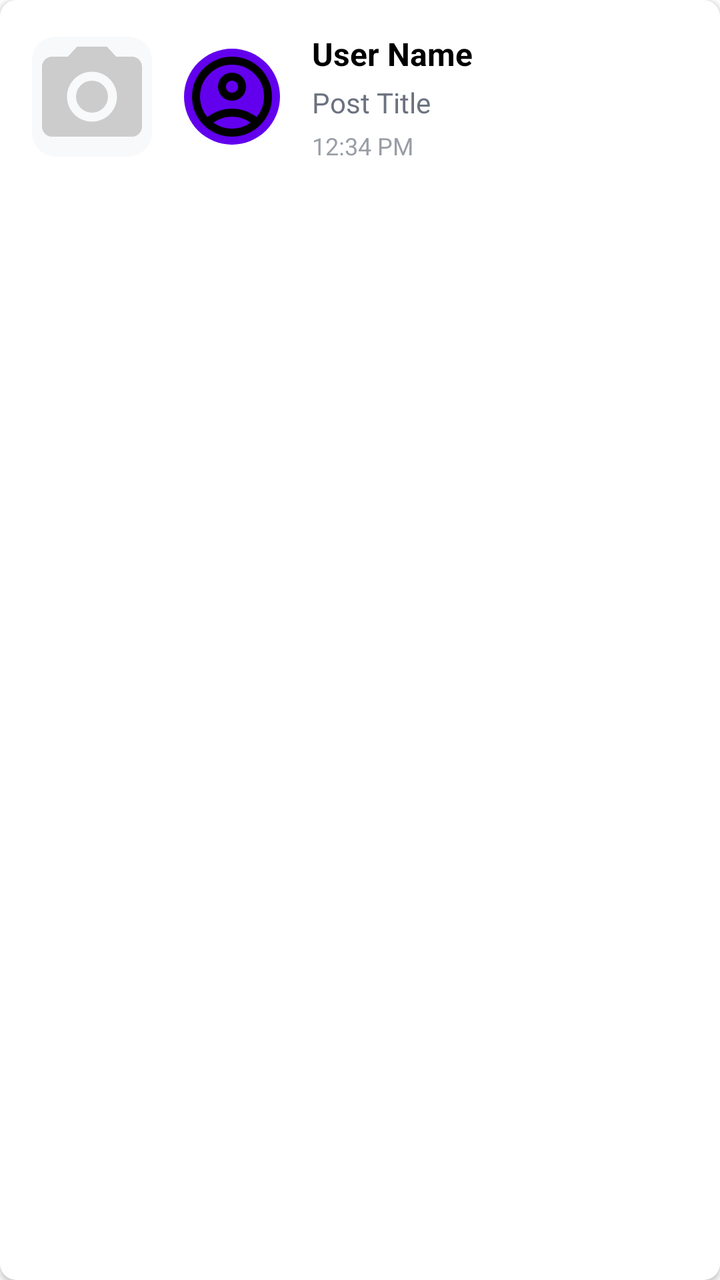
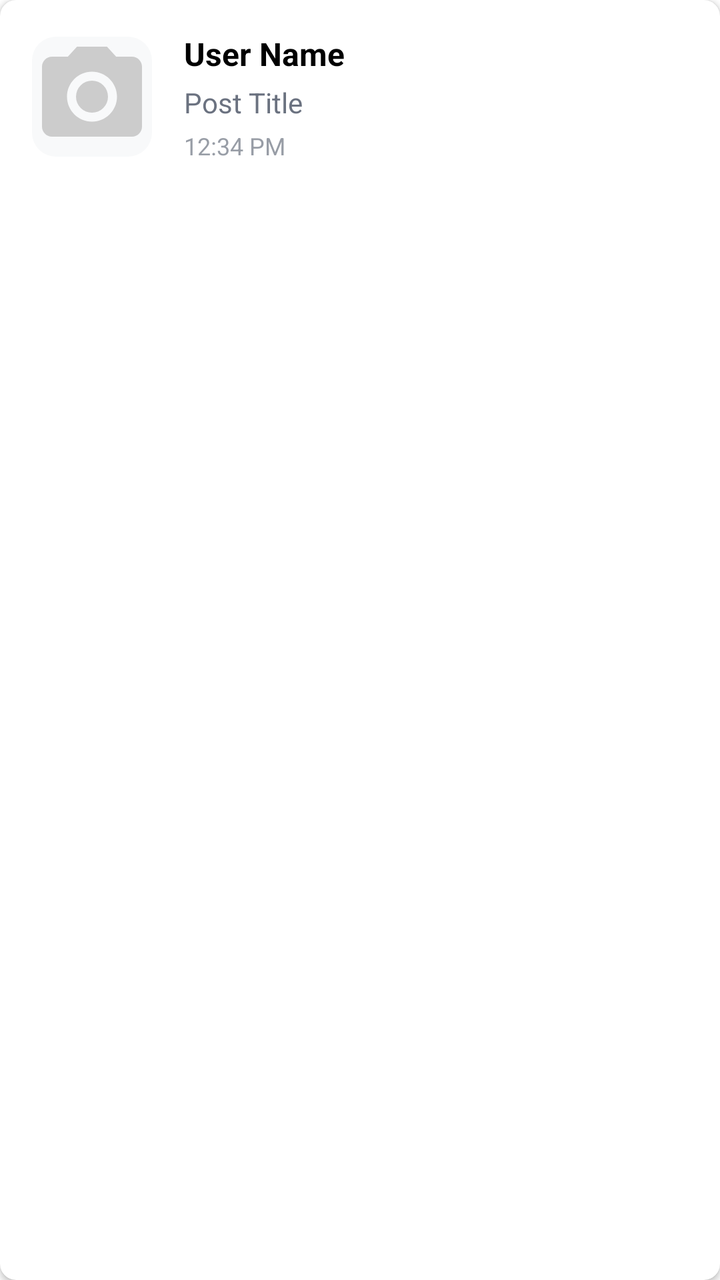

Two renders of the same Android screen: before a commit and after it. Below are the layout's source before the change and the commit's diff.
<!-- AndroidManifest.xml: application theme Theme.WatUFound -->
<!-- res/layout/item_conversation.xml -->
<?xml version="1.0" encoding="utf-8"?>
<androidx.cardview.widget.CardView xmlns:android="http://schemas.android.com/apk/res/android"
    xmlns:app="http://schemas.android.com/apk/res-auto"
    android:layout_width="match_parent"
    android:layout_height="wrap_content"
    android:layout_margin="8dp"
    android:clickable="true"
    android:focusable="true"
    android:foreground="?android:attr/selectableItemBackground"
    app:cardCornerRadius="8dp"
    app:cardElevation="2dp">

    <LinearLayout
        android:layout_width="match_parent"
        android:layout_height="wrap_content"
        android:orientation="horizontal"
        android:padding="16dp"
        android:gravity="center_vertical">

        
        <FrameLayout
            android:layout_width="60dp"
            android:layout_height="60dp"
            android:layout_marginEnd="16dp">

            <ImageView
                android:id="@+id/imagePost"
                android:layout_width="match_parent"
                android:layout_height="match_parent"
                android:src="@drawable/ic_image_upload"
                android:scaleType="centerCrop"
                android:background="@drawable/rounded_card_background"
                android:contentDescription="Post image" />

            
            <ImageView
                android:id="@+id/imageFallback"
                android:layout_width="24dp"
                android:layout_height="24dp"
                android:layout_gravity="center"
                android:src="@drawable/ic_image_placeholder"
                android:visibility="gone"
                android:contentDescription="No image available" />

        </FrameLayout>

        
        <ImageView
            android:layout_width="48dp"
            android:layout_height="48dp"
            android:src="@drawable/ic_person_black_24dp"
            android:background="@drawable/profile_picture_background"
            android:scaleType="centerCrop"
            android:layout_marginEnd="16dp" />

        
        <LinearLayout
            android:layout_width="0dp"
            android:layout_height="wrap_content"
            android:layout_weight="1"
            android:orientation="vertical">

            <TextView
                android:id="@+id/textUserName"
                android:layout_width="wrap_content"
                android:layout_height="wrap_content"
                android:text="User Name"
                android:textSize="16sp"
                android:textStyle="bold"
                android:textColor="@android:color/black"
                android:layout_marginBottom="4dp" />

            <TextView
                android:id="@+id/textPostTitle"
                android:layout_width="wrap_content"
                android:layout_height="wrap_content"
                android:text="Post Title"
                android:textSize="14sp"
                android:textColor="@color/gray"
                android:layout_marginBottom="4dp" />

            <TextView
                android:id="@+id/textTimestamp"
                android:layout_width="wrap_content"
                android:layout_height="wrap_content"
                android:text="12:34 PM"
                android:textSize="12sp"
                android:textColor="@color/gray"
                android:alpha="0.7" />

            <TextView
                android:id="@+id/textStatus"
                android:layout_width="wrap_content"
                android:layout_height="wrap_content"
                android:text=""
                android:textSize="11sp"
                android:textStyle="italic"
                android:visibility="gone"
                android:layout_marginTop="2dp" />

        </LinearLayout>

        
        <ImageButton
            android:id="@+id/buttonDelete"
            android:layout_width="32dp"
            android:layout_height="32dp"
            android:layout_gravity="center_vertical"
            android:layout_marginStart="8dp"
            android:background="?attr/selectableItemBackgroundBorderless"
            android:contentDescription="Delete conversation"
            android:src="@drawable/ic_delete"
            android:visibility="gone" />

    </LinearLayout>

</androidx.cardview.widget.CardView>
<!-- resources referenced by this layout -->
<resources>
  <color name="gray">#6B7280</color>
  <!-- drawable ic_delete (drawable) -->
  <vector xmlns:android="http://schemas.android.com/apk/res/android"
      android:width="24dp"
      android:height="24dp"
      android:viewportWidth="24"
      android:viewportHeight="24"
      android:tint="#FF0000">
    <path
        android:fillColor="@android:color/black"
        android:pathData="M6,19c0,1.1 0.9,2 2,2h8c1.1,0 2,-0.9 2,-2V7H6v12zM19,4h-3.5l-1,-1h-5l-1,1H5v2h14V4z"/>
  </vector>
  <!-- drawable ic_image_placeholder (drawable) -->
  <?xml version="1.0" encoding="utf-8"?>
  <vector xmlns:android="http://schemas.android.com/apk/res/android"
      android:width="24dp"
      android:height="24dp"
      android:viewportWidth="24"
      android:viewportHeight="24"
      android:tint="#CCCCCC">
    <path
        android:fillColor="#CCCCCC"
        android:pathData="M21,19V5c0,-1.1 -0.9,-2 -2,-2H5c-1.1,0 -2,0.9 -2,2v14c0,1.1 0.9,2 2,2h14c1.1,0 2,-0.9 2,-2zM8.5,13.5l2.5,3.01L14.5,12l4.5,6H5l3.5,-4.5z"/>
  </vector>
  <!-- drawable ic_person_black_24dp (drawable) -->
  <vector xmlns:android="http://schemas.android.com/apk/res/android" android:height="24dp" android:tint="#000000" android:viewportHeight="960" android:viewportWidth="960" android:width="24dp">
        
      <path android:fillColor="@android:color/white" android:pathData="M234,684Q285,645 348,622.5Q411,600 480,600Q549,600 612,622.5Q675,645 726,684Q761,643 780.5,591Q800,539 800,480Q800,347 706.5,253.5Q613,160 480,160Q347,160 253.5,253.5Q160,347 160,480Q160,539 179.5,591Q199,643 234,684ZM480,520Q421,520 380.5,479.5Q340,439 340,380Q340,321 380.5,280.5Q421,240 480,240Q539,240 579.5,280.5Q620,321 620,380Q620,439 579.5,479.5Q539,520 480,520ZM480,880Q397,880 324,848.5Q251,817 197,763Q143,709 111.5,636Q80,563 80,480Q80,397 111.5,324Q143,251 197,197Q251,143 324,111.5Q397,80 480,80Q563,80 636,111.5Q709,143 763,197Q817,251 848.5,324Q880,397 880,480Q880,563 848.5,636Q817,709 763,763Q709,817 636,848.5Q563,880 480,880ZM480,800Q533,800 580,784.5Q627,769 666,740Q627,711 580,695.5Q533,680 480,680Q427,680 380,695.5Q333,711 294,740Q333,769 380,784.5Q427,800 480,800ZM480,440Q506,440 523,423Q540,406 540,380Q540,354 523,337Q506,320 480,320Q454,320 437,337Q420,354 420,380Q420,406 437,423Q454,440 480,440ZM480,380Q480,380 480,380Q480,380 480,380Q480,380 480,380Q480,380 480,380Q480,380 480,380Q480,380 480,380Q480,380 480,380Q480,380 480,380ZM480,740Q480,740 480,740Q480,740 480,740Q480,740 480,740Q480,740 480,740Q480,740 480,740Q480,740 480,740Q480,740 480,740Q480,740 480,740Z"/>
      
  </vector>
  <!-- drawable profile_picture_background (drawable) -->
  <?xml version="1.0" encoding="utf-8"?>
  <shape xmlns:android="http://schemas.android.com/apk/res/android"
      android:shape="oval">
      <solid android:color="#6200EE" />
  </shape>
  <!-- drawable rounded_card_background (drawable) -->
  <?xml version="1.0" encoding="utf-8"?>
  <shape xmlns:android="http://schemas.android.com/apk/res/android"
      android:shape="rectangle">
      <solid android:color="#F8F9FA" />
      <corners android:radius="12dp" />
  </shape>
  <style name="Theme.WatUFound" parent="Theme.MaterialComponents.DayNight.NoActionBar">
          
          <item name="colorPrimary">@color/purple_500</item>
          <item name="colorPrimaryVariant">@color/purple_700</item>
          <item name="colorOnPrimary">@color/white</item>
          
          <item name="colorSecondary">@color/teal_200</item>
          <item name="colorSecondaryVariant">@color/teal_700</item>
          <item name="colorOnSecondary">@color/black</item>
          
          <item name="android:statusBarColor">?attr/colorPrimaryVariant</item>
          
      </style>
  <color name="purple_500">#3700b3</color>
  <color name="purple_700">#FF3700B3</color>
  <color name="white">#FFFFFFFF</color>
  <color name="teal_200">#FF03DAC5</color>
  <color name="teal_700">#FF018786</color>
  <color name="black">#FF000000</color>
  <!-- unchanged entries left out for length: 1 -->
</resources>

<!-- the commit's change to res/layout/item_conversation.xml (unified diff, before → after) -->
@@ -45,13 +45,13 @@
         </FrameLayout>
 
         
-        <ImageView
-            android:layout_width="48dp"
-            android:layout_height="48dp"
-            android:src="@drawable/ic_person_black_24dp"
-            android:background="@drawable/profile_picture_background"
-            android:scaleType="centerCrop"
-            android:layout_marginEnd="16dp" />
+
+
+
+
+
+
+
 
         
         <LinearLayout
<!-- resource entries referenced after the edit -->
@@ -24,18 +24,6 @@
         android:fillColor="#CCCCCC"
         android:pathData="M21,19V5c0,-1.1 -0.9,-2 -2,-2H5c-1.1,0 -2,0.9 -2,2v14c0,1.1 0.9,2 2,2h14c1.1,0 2,-0.9 2,-2zM8.5,13.5l2.5,3.01L14.5,12l4.5,6H5l3.5,-4.5z"/>
   </vector>
-  <!-- drawable ic_person_black_24dp (drawable) -->
-  <vector xmlns:android="http://schemas.android.com/apk/res/android" android:height="24dp" android:tint="#000000" android:viewportHeight="960" android:viewportWidth="960" android:width="24dp">
-        
-      <path android:fillColor="@android:color/white" android:pathData="M234,684Q285,645 348,622.5Q411,600 480,600Q549,600 612,622.5Q675,645 726,684Q761,643 780.5,591Q800,539 800,480Q800,347 706.5,253.5Q613,160 480,160Q347,160 253.5,253.5Q160,347 160,480Q160,539 179.5,591Q199,643 234,684ZM480,520Q421,520 380.5,479.5Q340,439 340,380Q340,321 380.5,280.5Q421,240 480,240Q539,240 579.5,280.5Q620,321 620,380Q620,439 579.5,479.5Q539,520 480,520ZM480,880Q397,880 324,848.5Q251,817 197,763Q143,709 111.5,636Q80,563 80,480Q80,397 111.5,324Q143,251 197,197Q251,143 324,111.5Q397,80 480,80Q563,80 636,111.5Q709,143 763,197Q817,251 848.5,324Q880,397 880,480Q880,563 848.5,636Q817,709 763,763Q709,817 636,848.5Q563,880 480,880ZM480,800Q533,800 580,784.5Q627,769 666,740Q627,711 580,695.5Q533,680 480,680Q427,680 380,695.5Q333,711 294,740Q333,769 380,784.5Q427,800 480,800ZM480,440Q506,440 523,423Q540,406 540,380Q540,354 523,337Q506,320 480,320Q454,320 437,337Q420,354 420,380Q420,406 437,423Q454,440 480,440ZM480,380Q480,380 480,380Q480,380 480,380Q480,380 480,380Q480,380 480,380Q480,380 480,380Q480,380 480,380Q480,380 480,380Q480,380 480,380ZM480,740Q480,740 480,740Q480,740 480,740Q480,740 480,740Q480,740 480,740Q480,740 480,740Q480,740 480,740Q480,740 480,740Q480,740 480,740Z"/>
-      
-  </vector>
-  <!-- drawable profile_picture_background (drawable) -->
-  <?xml version="1.0" encoding="utf-8"?>
-  <shape xmlns:android="http://schemas.android.com/apk/res/android"
-      android:shape="oval">
-      <solid android:color="#6200EE" />
-  </shape>
   <!-- drawable rounded_card_background (drawable) -->
   <?xml version="1.0" encoding="utf-8"?>
   <shape xmlns:android="http://schemas.android.com/apk/res/android"
